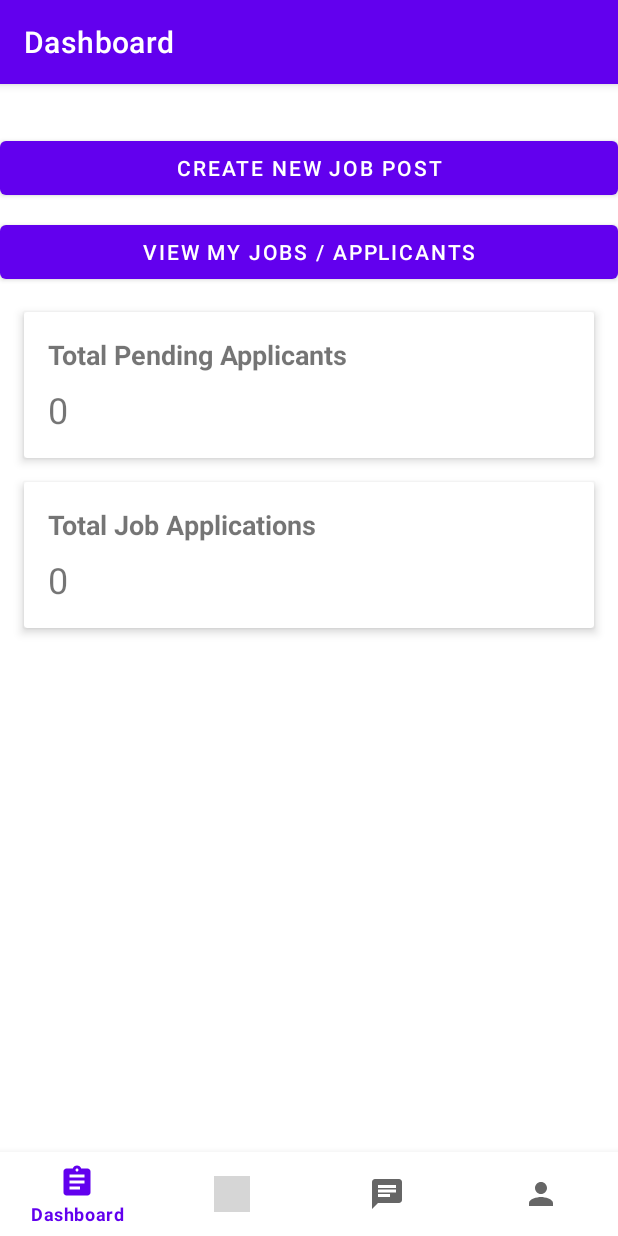
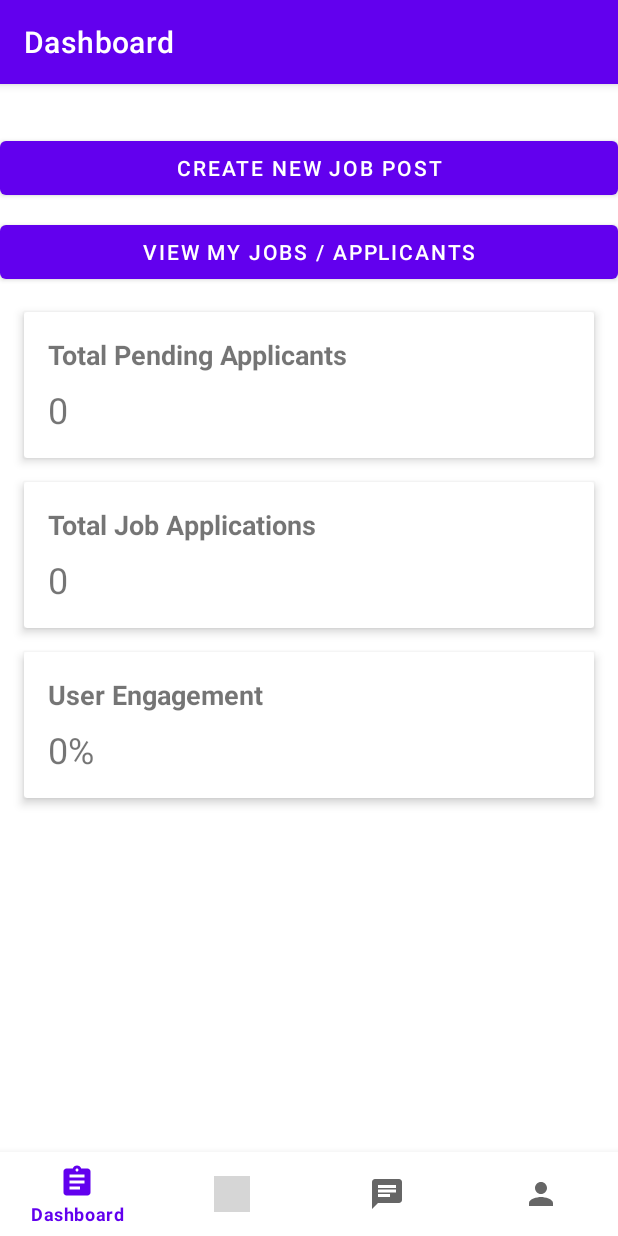
Before and after one commit to mohamed-khan-05/recruitment_project, an Android app: the DashboardFragment screen opened directly, with no data from a screen before it, on a phone screen of 412 x 824 dp. Run offline under Robolectric (Android 15) with nearby library versions, the phone set to English and light mode, and no system bars; our stand-ins replace Firebase (no records; nobody signed in at launch, a user with empty details on screens opened directly), navigation-ui; grey boxes are pictures that could not be loaded.

Commit message:
my jobs neated and user engagement

```diff
--- a/app/src/main/java/com/example/recruitment/ui/dashboard/DashboardFragment.kt
+++ b/app/src/main/java/com/example/recruitment/ui/dashboard/DashboardFragment.kt
@@ -51,6 +51,11 @@ class DashboardFragment : Fragment() {
         viewModel.totalApplications.observe(viewLifecycleOwner) { count ->
             binding.tvTotalApplications.text = count.toString()
         }
+
+        viewModel.engagement.observe(viewLifecycleOwner) { engagement ->
+            binding.tvEngagement.text = "$engagement%"
+        }
+
     }
 
     private fun showCreateJobDialog() {
--- a/app/src/main/java/com/example/recruitment/ui/dashboard/DashboardViewModel.kt
+++ b/app/src/main/java/com/example/recruitment/ui/dashboard/DashboardViewModel.kt
@@ -13,6 +13,9 @@ class DashboardViewModel : ViewModel() {
 
     private val _totalApplications = MutableLiveData<Int>()
     val totalApplications: LiveData<Int> get() = _totalApplications
+
+    private val _engagement = MutableLiveData<Int>()
+    val engagement: LiveData<Int> get() = _engagement
 
     init {
         fetchTotApplicants()
@@ -79,6 +82,7 @@ class DashboardViewModel : ViewModel() {
                 .get()
                 .addOnSuccessListener { querySnapshot ->
                     _totalApplications.value = querySnapshot.size()
+                    userEngagement()
                 }
                 .addOnFailureListener { exception ->
                     Log.e("DashboardViewModel", "Error fetching applications: ", exception)
@@ -88,6 +92,66 @@ class DashboardViewModel : ViewModel() {
         }
     }
 
+    private fun userEngagement() {
+        val currentUserEmail = FirebaseAuth.getInstance().currentUser?.email ?: return
+        val db = FirebaseFirestore.getInstance()
+
+        db.collection("jobs")
+            .whereEqualTo("employerEmail", currentUserEmail)
+            .whereEqualTo("status", "open")
+            .get()
+            .addOnSuccessListener { jobsSnapshot ->
+                if (jobsSnapshot.isEmpty) {
+                    _engagement.value = 0
+                    return@addOnSuccessListener
+                }
+
+                var totalViews = 0
+                var jobsProcessed = 0
+
+                jobsSnapshot.documents.forEach { jobDoc ->
+                    val jobId = jobDoc.id
+
+                    db.collection("Views")
+                        .document(jobId)
+                        .collection("Users")
+                        .get()
+                        .addOnSuccessListener { viewsSnapshot ->
+                            totalViews += viewsSnapshot.size()
+                            jobsProcessed++
+
+                            if (jobsProcessed == jobsSnapshot.size()) {
+                                val totalApps = _totalApplications.value ?: 0
+                                _engagement.value = if (totalViews > 0) {
+                                    (totalApps * 100) / totalViews
+                                } else {
+                                    0
+                                }
+                                Log.d(
+                                    "DashboardViewModel",
+                                    "Engagement calculated: ${_engagement.value}%"
+                                )
+                            }
+                        }
+                        .addOnFailureListener { e ->
+                            jobsProcessed++
+                            if (jobsProcessed == jobsSnapshot.size()) {
+                                val totalApps = _totalApplications.value ?: 0
+                                _engagement.value = if (totalViews > 0) {
+                                    (totalApps * 100) / totalViews
+                                } else {
+                                    0
+                                }
+                            }
+                            Log.e("DashboardViewModel", "Error getting views: ", e)
+                        }
+                }
+            }
+            .addOnFailureListener { e ->
+                Log.e("DashboardViewModel", "Error fetching employer jobs: ", e)
+            }
+    }
+
     fun refreshData() {
         fetchTotApplicants()
         fetchTotalApplications()
--- a/app/src/main/res/layout/fragment_dashboard.xml
+++ b/app/src/main/res/layout/fragment_dashboard.xml
@@ -92,5 +92,36 @@
             </LinearLayout>
         </androidx.cardview.widget.CardView>
 
+        <androidx.cardview.widget.CardView
+            android:id="@+id/card_engagement"
+            android:layout_width="0dp"
+            android:layout_height="wrap_content"
+            android:layout_margin="16dp"
+            app:cardElevation="4dp"
+            app:layout_constraintEnd_toEndOf="parent"
+            app:layout_constraintStart_toStartOf="parent"
+            app:layout_constraintTop_toBottomOf="@id/card_applications">
+
+            <LinearLayout
+                android:layout_width="match_parent"
+                android:layout_height="wrap_content"
+                android:orientation="vertical"
+                android:padding="16dp">
+
+                <TextView
+                    android:layout_width="match_parent"
+                    android:layout_height="wrap_content"
+                    android:text="User Engagement"
+                    android:textSize="18sp"
+                    android:textStyle="bold" />
+
+                <TextView
+                    android:id="@+id/tv_engagement"
+                    android:layout_width="match_parent"
+                    android:layout_height="wrap_content"
+                    android:layout_marginTop="8dp"
+                    android:textSize="24sp" />
+            </LinearLayout>
+        </androidx.cardview.widget.CardView>
     </androidx.constraintlayout.widget.ConstraintLayout>
 </ScrollView>
--- a/app/src/main/res/layout/fragment_home.xml
+++ b/app/src/main/res/layout/fragment_home.xml
@@ -5,6 +5,7 @@
     android:layout_width="match_parent"
     android:layout_height="match_parent"
     android:padding="16dp"
+    android:paddingBottom="80dp"
     tools:context=".ui.home.HomeFragment">
 
     <com.google.android.material.button.MaterialButton
```
Also changed, not shown: app/src/main/java/com/example/recruitment/ui/jobs/JobsFragment.kt (+31 -2 lines), app/src/main/res/layout/fragment_jobs.xml (+0 -7 lines), app/src/main/res/layout/fragment_my_jobs.xml (+5 -2 lines).
